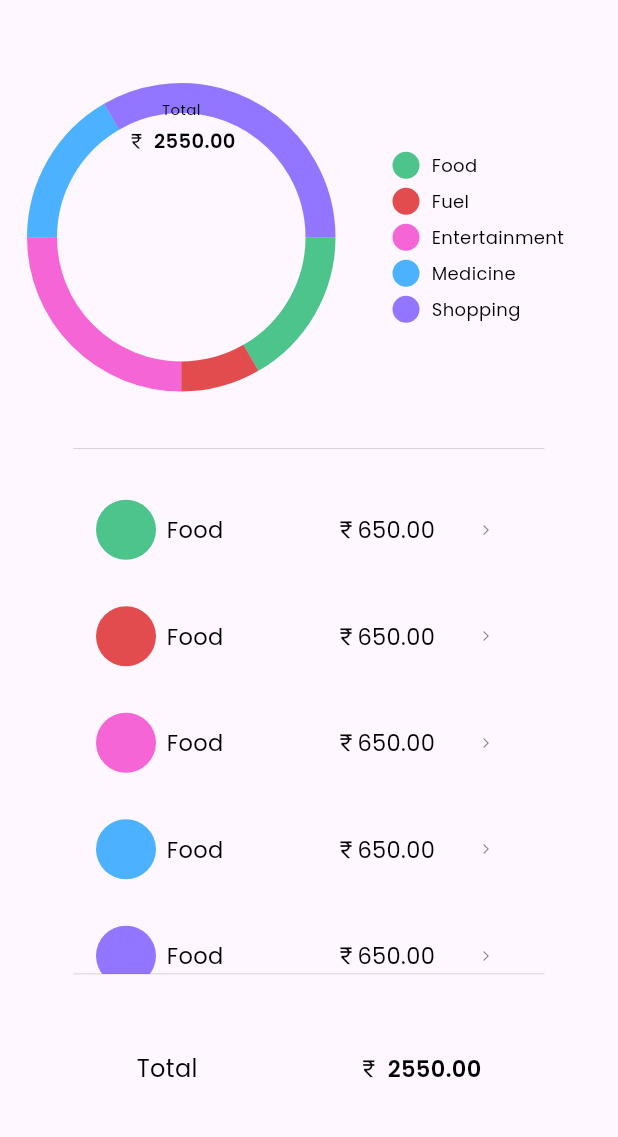
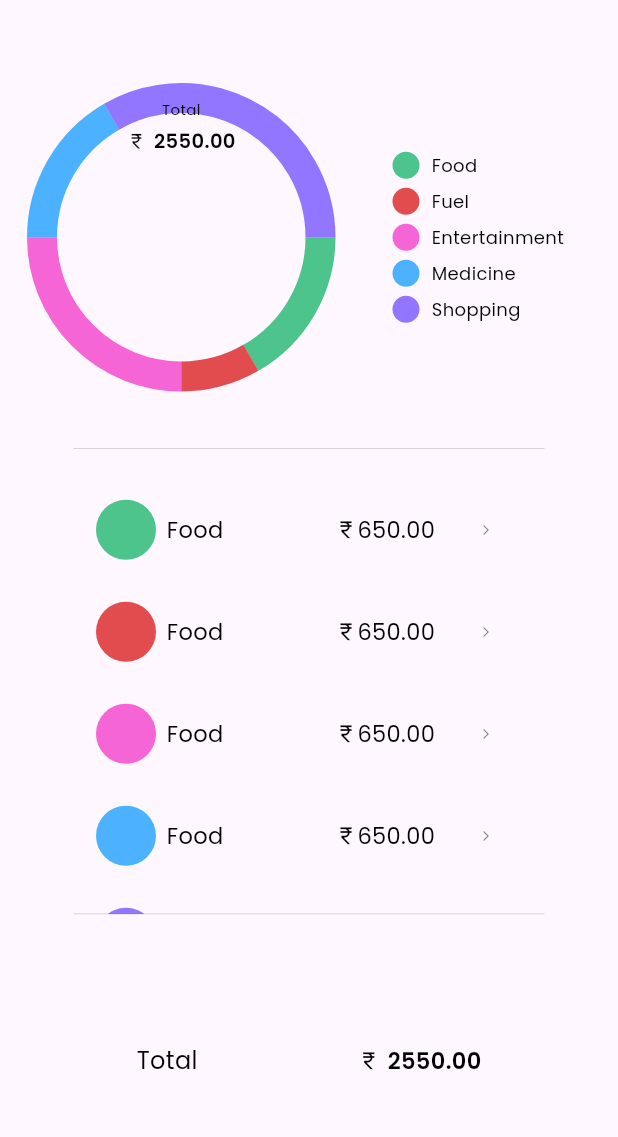
Before and after one commit to ChouguleAnkita13/Flutter_Projects, a Flutter app: the GraphScreen screen opened directly, on a phone screen of 412 x 824 dp, the part 58-1195 px from its top. Run offline on Flutter 3.47's test engine with Material 3 defaults, Android fonts, the light colour scheme and no system bars; drawn by our look-alikes of pie_chart; our stand-ins replace flutter_slidable, google_fonts, sqflite; accounts and stored records are empty.

Commit message:
minor change in ui

```diff
--- a/ExpenseMananger/expense_manager_app/lib/graph_screen.dart
+++ b/ExpenseMananger/expense_manager_app/lib/graph_screen.dart
@@ -43,7 +43,7 @@ class _GraphScreenState extends State<GraphScreen> {
       ),
       drawer: const MyMenuDrawer(),
       body: Padding(
-        padding: const EdgeInsets.symmetric(horizontal: 20, vertical: 40),
+        padding: const EdgeInsets.only(left: 20,right: 20, top: 40,bottom: 10),
         child: Column(
           children: [
             PieChart(
@@ -128,12 +128,13 @@ class _GraphScreenState extends State<GraphScreen> {
                 )),
                 child: SizedBox(
                   width: 284,
-                  height: 320,
+                  height: 280,
                   child: ListView.separated(
+                    shrinkWrap: true,
                     itemCount: 5,
                     separatorBuilder: (context, index) {
                       return const SizedBox(
-                        height: 23,
+                        height: 20,
                       );
                     },
                     itemBuilder: (context, index) {
--- a/ExpenseMananger/expense_manager_app/lib/home_screen.dart
+++ b/ExpenseMananger/expense_manager_app/lib/home_screen.dart
@@ -37,6 +37,7 @@ class _HomeScreenState extends State<HomeScreen> {
                 //To avoid the keyboard overlap the screen
                 bottom: MediaQuery.of(context).viewInsets.bottom),
             child: Form(
+              child: SingleChildScrollView(
                 child: Column(
                   mainAxisSize: MainAxisSize.min,
                   crossAxisAlignment: CrossAxisAlignment.start,
@@ -64,7 +65,8 @@ class _HomeScreenState extends State<HomeScreen> {
                               color: Color.fromRGBO(0, 0, 0, 0.8),
                               fontSize: 13,
                               fontWeight: FontWeight.w400,
-                      ),),
+                            ),
+                          ),
                           border: OutlineInputBorder(
                             borderSide: const BorderSide(
                                 color: Color.fromRGBO(191, 189, 189, 1)),
@@ -99,7 +101,8 @@ class _HomeScreenState extends State<HomeScreen> {
                               color: Color.fromRGBO(0, 0, 0, 0.8),
                               fontSize: 13,
                               fontWeight: FontWeight.w400,
-                      ),),
+                            ),
+                          ),
                           border: OutlineInputBorder(
                             borderSide: const BorderSide(
                                 color: Color.fromRGBO(191, 189, 189, 1)),
@@ -134,7 +137,8 @@ class _HomeScreenState extends State<HomeScreen> {
                               color: Color.fromRGBO(0, 0, 0, 0.8),
                               fontSize: 13,
                               fontWeight: FontWeight.w400,
-                      ),),
+                            ),
+                          ),
                           border: OutlineInputBorder(
                             borderSide: const BorderSide(
                                 color: Color.fromRGBO(191, 189, 189, 1)),
@@ -169,7 +173,8 @@ class _HomeScreenState extends State<HomeScreen> {
                               color: Color.fromRGBO(0, 0, 0, 0.8),
                               fontSize: 13,
                               fontWeight: FontWeight.w400,
-                      ),),
+                            ),
+                          ),
                           border: OutlineInputBorder(
                             borderSide: const BorderSide(
                                 color: Color.fromRGBO(191, 189, 189, 1)),
@@ -215,6 +220,7 @@ class _HomeScreenState extends State<HomeScreen> {
                       ),
                     ),
                   ],
+                ),
               ),
             ),
           );
@@ -313,7 +319,9 @@ class _HomeScreenState extends State<HomeScreen> {
                             size: 18,
                             color: Color.fromRGBO(246, 113, 49, 1),
                           )),
-                      const SizedBox(width: 5,),
+                      const SizedBox(
+                        width: 5,
+                      ),
                       Text(
                         "500",
                         style: GoogleFonts.poppins(
--- a/ExpenseMananger/expense_manager_app/lib/trash_screen.dart
+++ b/ExpenseMananger/expense_manager_app/lib/trash_screen.dart
@@ -33,7 +33,7 @@ class _TrashScreenState extends State<TrashScreen> {
               padding: const EdgeInsets.only(
                   left: 12, right: 15, top: 10, bottom: 5),
               width: 361,
-              height: 80,
+              height: 82,
               decoration: const BoxDecoration(
                 border: Border(
                     bottom: BorderSide(
```
Lines whose indentation alone changed are shown as unchanged.
